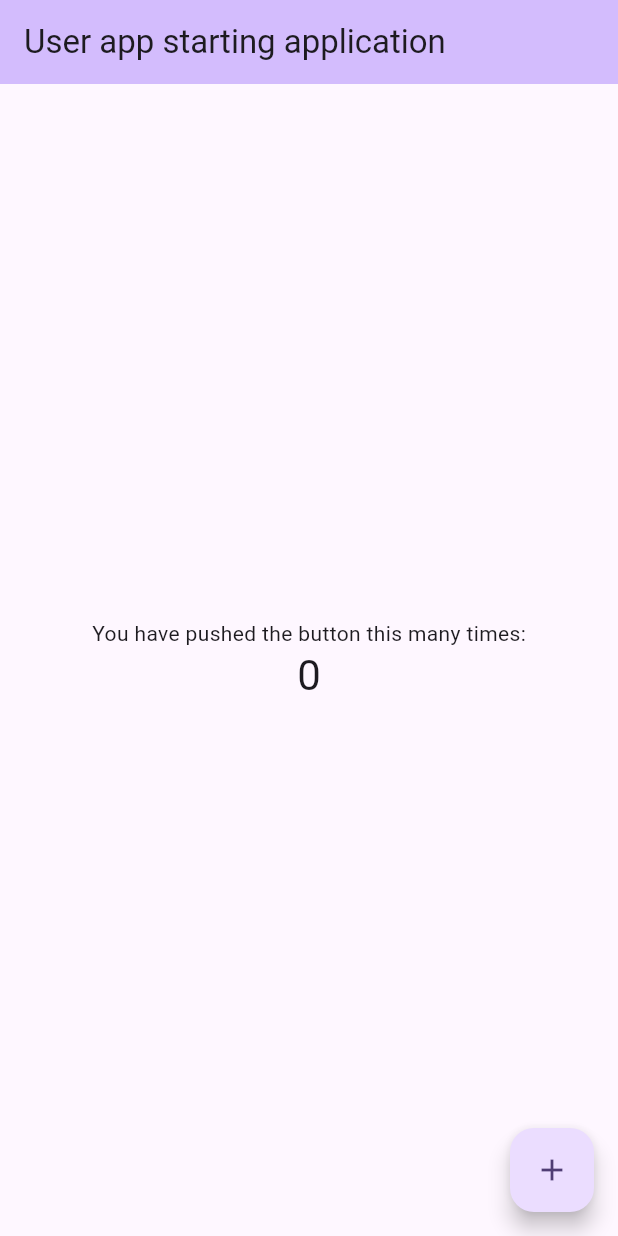
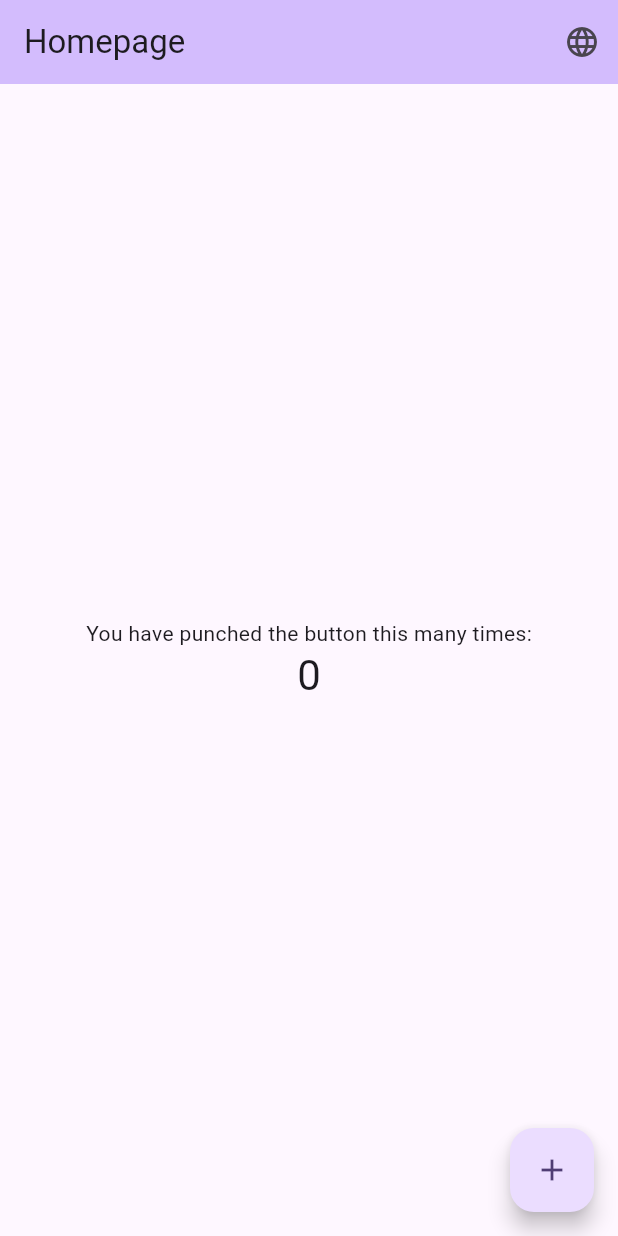
Before and after one commit to Junkfood-dk/JunkFoodApp, a Flutter app: the screen it shows after launch, on a phone screen of 412 x 824 dp. Run offline on Flutter 3.47's test engine with Material 3 defaults, Android fonts, the phone set to English and light mode, and no system bars; generated files the repository leaves out were written again.

Commit message:
Setup language support danish/english in user app
the user app now has the initial setup for supporting danish and english

Co-authored-by: Jonas <kram@itu.dk>

```diff
--- a/lib/l10n/app_da.arb
+++ b/lib/l10n/app_da.arb
@@ -1,3 +1,10 @@
 {
-    "helloWorld": "Hej Verden"
+  "homePageTitle": "Startside",
+  "@homePageTitle": {
+    "description": "This is the title banner of the Homepage"
+  },
+  "punchText": "Du har slået knappen så mange gange:",
+  "@punchText": {
+    "description": "The text in the middle, describing how many times you have punched the button"
+  }
 }
--- a/lib/l10n/app_en.arb
+++ b/lib/l10n/app_en.arb
@@ -1,6 +1,10 @@
 {
-  "helloWorld": "Hello World!",
-  "@helloWorld": {
-    "description": "The conventional newborn programmer greeting"
+  "homePageTitle": "Homepage",
+  "@homePageTitle": {
+    "description": "This is the title banner of the Homepage"
+  },
+  "punchText": "You have punched the button this many times:",
+  "@punchText": {
+    "description": "The text in the middle, describing how many times you have punched the button"
   }
 }
--- a/lib/main.dart
+++ b/lib/main.dart
@@ -2,6 +2,7 @@ import 'package:flutter/material.dart';
 import 'package:flutter_localizations/flutter_localizations.dart';
 import 'package:flutter_gen/gen_l10n/app_localizations.dart';
 import 'package:provider/provider.dart';
+import 'package:userapp/model/language.dart';
 import 'model/locale.dart';
 
 void main() {
@@ -46,8 +47,10 @@ class MyApp extends StatelessWidget {
                     GlobalCupertinoLocalizations.delegate,
                   ],
                   supportedLocales: AppLocalizations.supportedLocales,
+                  locale: localeModel.locale,
                   home:
                       const MyHomePage(title: 'User app starting application'),
+                  debugShowCheckedModeBanner: false,
                 )));
   }
 }
@@ -100,7 +103,25 @@ class _MyHomePageState extends State<MyHomePage> {
         backgroundColor: Theme.of(context).colorScheme.inversePrimary,
         // Here we take the value from the MyHomePage object that was created by
         // the App.build method, and use it to set our appbar title.
-        title: Text(widget.title),
+        title: Text(AppLocalizations.of(context)!.homePageTitle),
+        actions: <Widget>[
+          Consumer<LocaleModel>(
+            builder: (context, localeModel, child) => PopupMenuButton<Language>(
+              onSelected: (Language language) {
+                localeModel.set(Locale(language.languageCode));
+              },
+              icon: const Icon(Icons.language),
+              itemBuilder: (BuildContext context) {
+                List<PopupMenuEntry<Language>> menuItems =
+                  Language.languageList().map((e) {
+                    return PopupMenuItem<Language>(
+                      value: e,
+                      child: Text(e.name));
+                  }).toList();
+                  return menuItems;
+              }),
+            ),
+        ],
       ),
       body: Center(
         // Center is a layout widget. It takes a single child and positions it
@@ -121,9 +142,7 @@ class _MyHomePageState extends State<MyHomePage> {
           // wireframe for each widget.
           mainAxisAlignment: MainAxisAlignment.center,
           children: <Widget>[
-            const Text(
-              'You have pushed the button this many times:',
-            ),
+            Text(AppLocalizations.of(context)!.punchText),
             Text(
               '$_counter',
               style: Theme.of(context).textTheme.headlineMedium,
```
Also changed, not shown: 6 other files.
